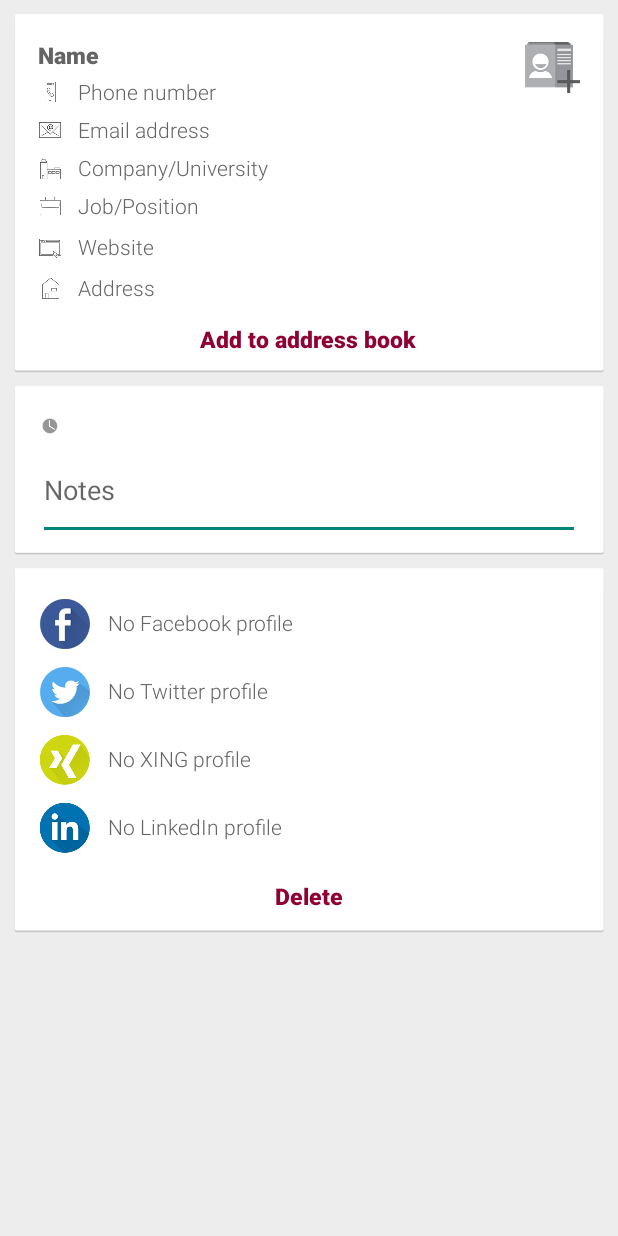
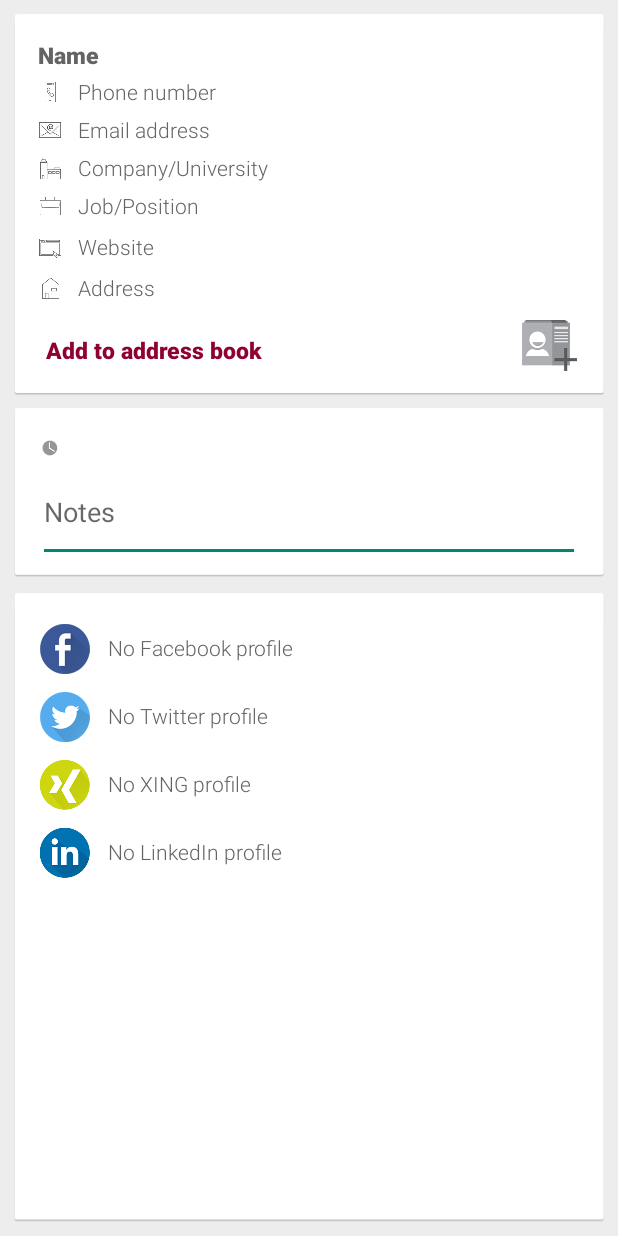
Before and after one commit to Nimple/android-app, an Android app: the layout display_contact_screen.xml on its own in the app's theme, with its tools: preview values and no code run, on a phone screen of 412 x 824 dp. Run offline under Robolectric (Android 15) with nearby library versions, the phone set to English and light mode, and no system bars.

Commit message:
moved add-to-contacts-icon to bottom to match line of text

```diff
--- a/nimpleandroid/src/main/res/layout/display_contact_screen.xml
+++ b/nimpleandroid/src/main/res/layout/display_contact_screen.xml
@@ -40,8 +40,9 @@
                 android:layout_width="wrap_content"
                 android:layout_height="wrap_content"
                 android:layout_alignParentRight="true"
-                android:layout_marginRight="10dp"
-                android:layout_marginTop="12dp"
+                android:layout_alignBottom="@+id/contact_add_text"
+                android:adjustViewBounds="true"
+                android:padding="12dp"
                 android:src="@drawable/ic_nimple_addressbook" />
 
             <ImageView
@@ -169,9 +170,9 @@
                 android:layout_width="wrap_content"
                 android:layout_height="wrap_content"
                 android:layout_below="@+id/addressTextView"
-                android:layout_centerHorizontal="true"
+                android:layout_centerHorizontal="false"
                 android:layout_marginTop="6dp"
-                android:padding="8dp"
+                android:padding="15dp"
                 android:text="@string/add_to_address_book"
                 android:textAppearance="@style/NimpleTextButton" />
         </RelativeLayout>
@@ -212,11 +213,8 @@
 
         <RelativeLayout
             android:layout_width="match_parent"
-            android:layout_height="wrap_content"
-            android:layout_marginBottom="4dp"
-            android:layout_marginLeft="7dp"
-            android:layout_marginRight="7dp"
-            android:layout_marginTop="5dp"
+            android:layout_height="fill_parent"
+            android:layout_margin="7dp"
             android:background="@drawable/card_frame_selector"
             android:padding="8dp" >
 
@@ -312,7 +310,7 @@
                 android:text="@string/contact_linkedin"
                 android:textAppearance="@style/NimpleTextDefault" />
 
-            <TextView
+            <!--<TextView
                 android:id="@+id/contact_delete"
                 android:layout_width="wrap_content"
                 android:layout_height="wrap_content"
@@ -321,7 +319,7 @@
                 android:layout_marginTop="6dp"
                 android:padding="8dp"
                 android:text="@string/button_delete"
-                android:textAppearance="@style/NimpleTextButton" />
+                android:textAppearance="@style/NimpleTextButton" />-->
         </RelativeLayout>
     </LinearLayout>
 
```
